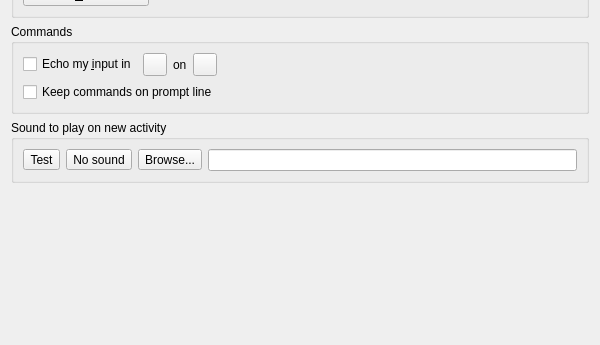
Qt form smushclient-qt/cpp/ui/prefs/output.ui (jnbooth/smushclient) before a commit; both pictures show x 0 to 600 and y 255 to 600 of the 600 by 600 pixel window.
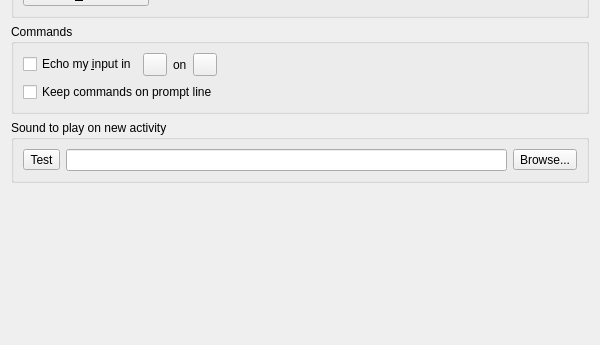
The same form after that commit. Icons and pictures are not drawn. Custom widgets are drawn as their Qt base class.

```diff
--- a/smushclient-qt/cpp/ui/prefs/output.ui
+++ b/smushclient-qt/cpp/ui/prefs/output.ui
@@ -654,12 +654,9 @@
        </widget>
       </item>
       <item>
-       <widget class="QToolButton" name="NewActivitySound_none">
-        <property name="text">
-         <string>No sound</string>
-        </property>
-        <property name="icon">
-         <iconset theme="user-trash-symbolic"/>
+       <widget class="QLineEdit" name="NewActivitySound">
+        <property name="clearButtonEnabled">
+         <bool>true</bool>
         </property>
        </widget>
       </item>
@@ -673,9 +670,6 @@
         </property>
        </widget>
       </item>
-      <item>
-       <widget class="QLineEdit" name="NewActivitySound"/>
-      </item>
      </layout>
     </widget>
    </item>
```
